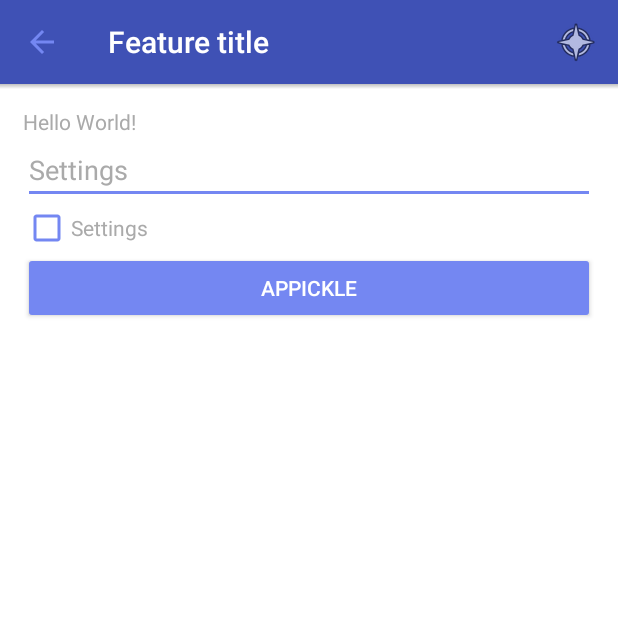
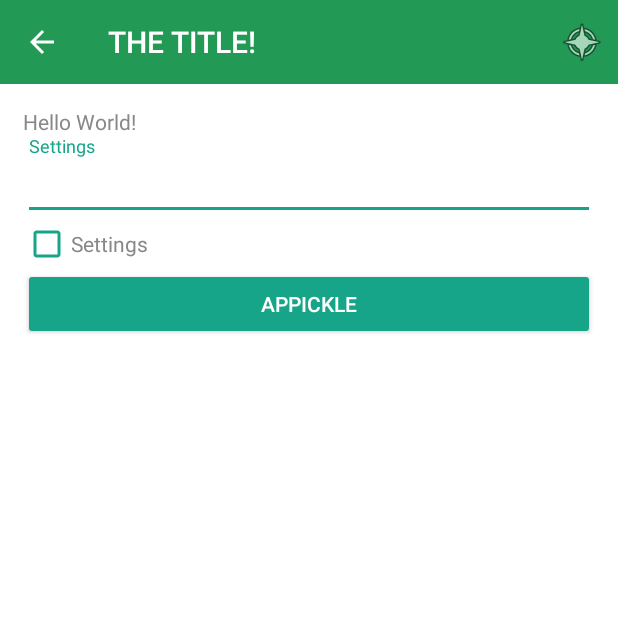
Before and after one commit to mauriciotogneri/appickle, an Android app: the screen it shows after launch (MainActivity), on a phone screen of 412 x 824 dp, the top half of it. Run offline under Robolectric (Android 15) with nearby library versions, the phone set to English and light mode, and no system bars; libraries missing offline, so code that uses them is left out: org.acra, org.acra.annotation; 1 statement that could not run was skipped.

Commit message:
Added base activity. UI improvements

```diff
--- /dev/null
+++ b/app/src/main/java/com/mauriciotogneri/appickle/activities/BaseActivity.java
@@ -0,0 +1,57 @@
+package com.mauriciotogneri.appickle.activities;
+
+import android.os.Bundle;
+import android.support.v7.app.ActionBar;
+import android.support.v7.app.AppCompatActivity;
+import android.support.v7.widget.Toolbar;
+import android.view.LayoutInflater;
+import android.view.View;
+import android.view.View.OnClickListener;
+import android.view.ViewGroup;
+
+import com.mauriciotogneri.appickle.R;
+
+public abstract class BaseActivity extends AppCompatActivity
+{
+    @Override
+    protected void onCreate(Bundle savedInstanceState)
+    {
+        super.onCreate(savedInstanceState);
+
+        setContentView(R.layout.screen_base);
+
+        ViewGroup view = (ViewGroup) findViewById(R.id.content);
+        LayoutInflater layoutInflater = LayoutInflater.from(this);
+        layoutInflater.inflate(layout(), view, true);
+
+        setupToolbar();
+    }
+
+    private void setupToolbar()
+    {
+        Toolbar toolbar = (Toolbar) findViewById(R.id.toolbar);
+        setSupportActionBar(toolbar);
+
+        toolbar.setNavigationOnClickListener(new OnClickListener()
+        {
+            @Override
+            public void onClick(View view)
+            {
+                onBackButton();
+            }
+        });
+
+        ActionBar actionBar = getSupportActionBar();
+
+        if (actionBar != null)
+        {
+            actionBar.setDisplayHomeAsUpEnabled(true);
+        }
+    }
+
+    protected abstract int layout();
+
+    protected void onBackButton()
+    {
+    }
+}
--- a/app/src/main/java/com/mauriciotogneri/appickle/MainActivity.java
+++ b/app/src/main/java/com/mauriciotogneri/appickle/activities/MainActivity.java
@@ -1,15 +1,11 @@
-package com.mauriciotogneri.appickle;
+package com.mauriciotogneri.appickle.activities;
 
 import android.os.Bundle;
-import android.support.v7.app.AppCompatActivity;
-import android.support.v7.widget.Toolbar;
 import android.view.Menu;
 import android.view.MenuItem;
-import android.view.View;
-import android.view.View.OnClickListener;
-import android.widget.Toast;
 
 import com.google.gson.Gson;
+import com.mauriciotogneri.appickle.R;
 import com.mauriciotogneri.appickle.json.JsonFeature;
 import com.mauriciotogneri.appickle.model.Feature;
 
@@ -18,28 +14,14 @@ import java.io.IOException;
 import java.io.InputStream;
 import java.io.InputStreamReader;
 
-public class MainActivity extends AppCompatActivity
+public class MainActivity extends BaseActivity
 {
     @Override
     protected void onCreate(Bundle savedInstanceState)
     {
         super.onCreate(savedInstanceState);
-        setContentView(R.layout.activity_main);
 
-        Toolbar toolbar = (Toolbar) findViewById(R.id.toolbar);
-        setSupportActionBar(toolbar);
-        setTitle("Feature title");
-
-        getSupportActionBar().setDisplayHomeAsUpEnabled(true);
-
-        toolbar.setNavigationOnClickListener(new OnClickListener()
-        {
-            @Override
-            public void onClick(View v)
-            {
-                Toast.makeText(MainActivity.this, "Back pressed!", Toast.LENGTH_SHORT).show();
-            }
-        });
+        setTitle("THE TITLE!");
 
         try
         {
@@ -52,6 +34,12 @@ public class MainActivity extends AppCompatActivity
         {
             e.printStackTrace();
         }
+    }
+
+    @Override
+    protected int layout()
+    {
+        return R.layout.screen_main;
     }
 
     private String getAsset(String path) throws IOException
--- /dev/null
+++ b/app/src/main/java/com/mauriciotogneri/appickle/app/Appickle.java
@@ -0,0 +1,34 @@
+package com.mauriciotogneri.appickle.app;
+
+import android.app.Application;
+import android.os.StrictMode;
+
+import com.mauriciotogneri.appickle.BuildConfig;
+
+import org.acra.ACRA;
+import org.acra.annotation.ReportsCrashes;
+
+@ReportsCrashes(formUri = "http://zeronest.com/acra/report.php")
+public class Appickle extends Application
+{
+    @Override
+    public void onCreate()
+    {
+        super.onCreate();
+
+        ACRA.init(this);
+
+        if (BuildConfig.DEBUG)
+        {
+            StrictMode.ThreadPolicy.Builder threadBuilder = new StrictMode.ThreadPolicy.Builder();
+            threadBuilder.detectAll();
+            threadBuilder.penaltyLog();
+            StrictMode.setThreadPolicy(threadBuilder.build());
+
+            StrictMode.VmPolicy.Builder vmBuilder = new StrictMode.VmPolicy.Builder();
+            vmBuilder.detectAll();
+            vmBuilder.penaltyLog();
+            StrictMode.setVmPolicy(vmBuilder.build());
+        }
+    }
+}
--- a/app/src/main/res/layout/content_main.xml
+++ /dev/null
@@ -1,36 +0,0 @@
-<?xml version="1.0" encoding="utf-8"?>
-<LinearLayout
-    xmlns:android="http://schemas.android.com/apk/res/android"
-    android:layout_width="match_parent"
-    android:layout_height="match_parent"
-    android:background="@android:color/white"
-    android:orientation="vertical"
-    android:padding="@dimen/activity_margin">
-
-    <TextView
-        android:layout_width="wrap_content"
-        android:layout_height="wrap_content"
-        android:text="Hello World!"
-        android:textColor="@android:color/darker_gray"/>
-
-    <EditText
-        android:layout_width="match_parent"
-        android:layout_height="wrap_content"
-        android:hint="@string/action_settings"
-        android:inputType="text"
-        android:textColor="@android:color/darker_gray"
-        android:textColorHint="@android:color/darker_gray"/>
-
-    <CheckBox
-        android:layout_width="wrap_content"
-        android:layout_height="wrap_content"
-        android:text="@string/action_settings"
-        android:textColor="@android:color/darker_gray"/>
-
-    <Button
-        style="@style/button"
-        android:layout_width="match_parent"
-        android:layout_height="wrap_content"
-        android:text="@string/app_name"/>
-
-</LinearLayout>
--- a/app/src/main/res/layout/activity_main.xml
+++ b/app/src/main/res/layout/screen_base.xml
@@ -1,31 +1,28 @@
 <?xml version="1.0" encoding="utf-8"?>
 <LinearLayout
     xmlns:android="http://schemas.android.com/apk/res/android"
-    xmlns:app="http://schemas.android.com/apk/res-auto"
     android:layout_width="match_parent"
     android:layout_height="match_parent"
     android:fitsSystemWindows="true"
     android:orientation="vertical">
 
-    <android.support.v7.widget.Toolbar
-        android:id="@+id/toolbar"
-        android:layout_width="match_parent"
-        android:layout_height="wrap_content"
-        android:background="@color/primary"
-        app:titleTextColor="@android:color/white"/>
+    <include
+        layout="@layout/toolbar"/>
 
     <FrameLayout
         android:layout_width="match_parent"
         android:layout_height="match_parent">
-
-        <include
-            layout="@layout/content_main"/>
 
         <View
             android:layout_width="match_parent"
             android:layout_height="3dp"
             android:background="@drawable/toolbar_shadow"/>
 
+        <RelativeLayout
+            android:id="@+id/content"
+            android:layout_width="match_parent"
+            android:layout_height="match_parent"/>
+
     </FrameLayout>
 
 </LinearLayout>
--- /dev/null
+++ b/app/src/main/res/layout/screen_main.xml
@@ -0,0 +1,42 @@
+<?xml version="1.0" encoding="utf-8"?>
+<LinearLayout
+    xmlns:android="http://schemas.android.com/apk/res/android"
+    android:layout_width="match_parent"
+    android:layout_height="match_parent"
+    android:background="@color/screen.background"
+    android:orientation="vertical"
+    android:padding="@dimen/margin.default">
+
+    <TextView
+        android:layout_width="wrap_content"
+        android:layout_height="wrap_content"
+        android:text="Hello World!"
+        android:textColor="@color/text.default"/>
+
+    <android.support.design.widget.TextInputLayout
+        style="@style/textInput"
+        android:layout_width="match_parent"
+        android:layout_height="wrap_content">
+
+        <EditText
+            style="@style/editText"
+            android:layout_width="match_parent"
+            android:layout_height="wrap_content"
+            android:hint="@string/action.settings"
+            android:inputType="text"/>
+
+    </android.support.design.widget.TextInputLayout>
+
+    <CheckBox
+        style="@style/checkbox"
+        android:layout_width="wrap_content"
+        android:layout_height="wrap_content"
+        android:text="@string/action.settings"/>
+
+    <Button
+        style="@style/button"
+        android:layout_width="match_parent"
+        android:layout_height="wrap_content"
+        android:text="@string/app.name"/>
+
+</LinearLayout>
--- /dev/null
+++ b/app/src/main/res/layout/toolbar.xml
@@ -0,0 +1,10 @@
+<?xml version="1.0" encoding="utf-8"?>
+<android.support.v7.widget.Toolbar
+    android:id="@+id/toolbar"
+    xmlns:android="http://schemas.android.com/apk/res/android"
+    xmlns:app="http://schemas.android.com/apk/res-auto"
+    android:layout_width="match_parent"
+    android:layout_height="wrap_content"
+    android:background="@color/primary"
+    app:theme="@style/ThemeOverlay.AppCompat.Dark.ActionBar"
+    app:titleTextColor="@color/toolbar.text"/>
--- a/app/src/main/res/menu/menu_main.xml
+++ b/app/src/main/res/menu/menu_main.xml
@@ -6,7 +6,7 @@
     <item
         android:id="@+id/action_settings"
         android:icon="@android:drawable/ic_menu_compass"
-        android:title="@string/action_settings"
+        android:title="@string/action.settings"
         app:showAsAction="ifRoom"/>
 
 </menu>
--- a/app/src/main/res/values/colors.xml
+++ b/app/src/main/res/values/colors.xml
@@ -1,8 +1,18 @@
 <?xml version="1.0" encoding="utf-8"?>
 <resources>
 
-    <color name="primary">#3F51B5</color>
-    <color name="primaryDark">#303F9F</color>
-    <color name="accent">#7487F2</color>
+    <color name="primary">#229954</color>
+    <color name="primaryDark">#1E8449</color>
+    <color name="accent">#17A589</color>
+
+    <color name="toolbar.text">#FFFFFF</color>
+
+    <color name="screen.background">#FFFFFF</color>
+
+    <color name="button.text">#FFFFFF</color>
+
+    <color name="text.default">#888888</color>
+
+    <color name="hint">#AAAAAA</color>
 
 </resources>
--- a/app/src/main/res/values/dimens.xml
+++ b/app/src/main/res/values/dimens.xml
@@ -1,6 +1,6 @@
 <?xml version="1.0" encoding="utf-8"?>
 <resources>
 
-    <dimen name="activity_margin">15dp</dimen>
+    <dimen name="margin.default">15dp</dimen>
 
 </resources>
--- a/app/src/main/res/values/strings.xml
+++ b/app/src/main/res/values/strings.xml
@@ -1,7 +1,7 @@
 <?xml version="1.0" encoding="utf-8"?>
 <resources>
 
-    <string name="app_name">Appickle</string>
-    <string name="action_settings">Settings</string>
+    <string name="app.name">Appickle</string>
+    <string name="action.settings">Settings</string>
 
 </resources>
--- a/app/src/main/res/values/styles.xml
+++ b/app/src/main/res/values/styles.xml
@@ -14,7 +14,21 @@
     </style>
 
     <style name="button" parent="Widget.AppCompat.Button.Colored">
-        <item name="android:textColor">@android:color/white</item>
+        <item name="android:textColor">@color/button.text</item>
+    </style>
+
+    <style name="editText">
+        <item name="android:singleLine">true</item>
+        <item name="android:textColor">@color/hint</item>
+        <item name="android:textColorHint">@color/hint</item>
+    </style>
+
+    <style name="textInput">
+        <item name="android:textColorHint">@color/hint</item>
+    </style>
+
+    <style name="checkbox">
+        <item name="android:textColor">@color/text.default</item>
     </style>
 
 </resources>
```
Also changed, not shown: app/src/main/AndroidManifest.xml (+20 -4 lines), app/src/main/java/com/mauriciotogneri/appickle/activities/SurveyActivity.java (added, +47 -0 lines), app/src/main/res/layout/screen_survey.xml (added, +42 -0 lines).
